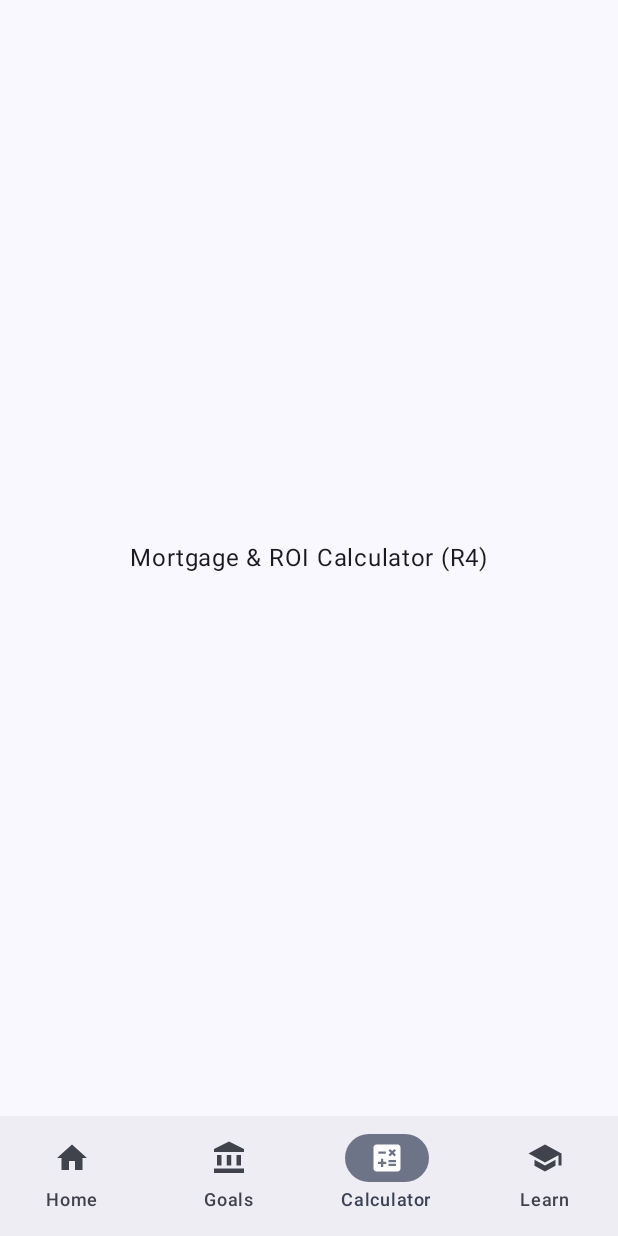
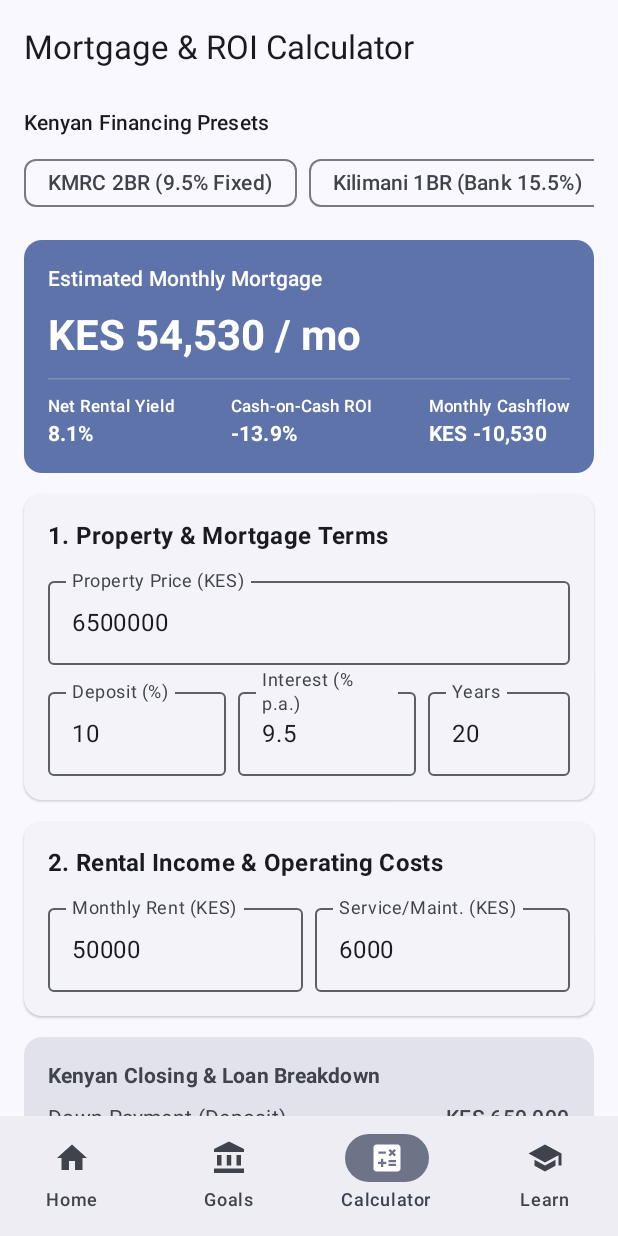
Before and after one commit to Abdulsamad-prog/FinancialLiteracyRealEstate, an Android app built with Jetpack Compose: the CalculatorScreen screen opened through its navigation route, on a phone screen of 412 x 824 dp. Run offline under Robolectric (Android 15) with nearby library versions, the phone set to English and light mode, and no system bars; our stand-ins replace Room's generated code.

Commit message:
Implement R4 Kenyan Mortgage and Rental ROI Calculator

```diff
--- /dev/null
+++ b/app/src/main/java/com/example/financialliteracyrealestate/ui/calculator/CalculatorScreen.kt
@@ -0,0 +1,273 @@
+package com.example.financialliteracyrealestate.ui.calculator
+
+import androidx.compose.foundation.horizontalScroll
+import androidx.compose.foundation.layout.*
+import androidx.compose.foundation.rememberScrollState
+import androidx.compose.foundation.text.KeyboardOptions
+import androidx.compose.foundation.verticalScroll
+import androidx.compose.material3.*
+import androidx.compose.runtime.*
+import androidx.compose.ui.Modifier
+import androidx.compose.ui.text.font.FontWeight
+import androidx.compose.ui.text.input.KeyboardType
+import androidx.compose.ui.unit.dp
+import androidx.lifecycle.viewmodel.compose.viewModel
+import java.text.NumberFormat
+import java.util.Locale
+
+@OptIn(ExperimentalMaterial3Api::class)
+@Composable
+fun CalculatorScreen(
+    viewModel: CalculatorViewModel = viewModel()
+) {
+    val uiState by viewModel.uiState.collectAsState()
+
+    Scaffold(
+        topBar = {
+            TopAppBar(
+                title = { Text("Mortgage & ROI Calculator") }
+            )
+        }
+    ) { innerPadding ->
+        Column(
+            modifier = Modifier
+                .fillMaxSize()
+                .padding(innerPadding)
+                .verticalScroll(rememberScrollState())
+                .padding(horizontal = 16.dp, vertical = 8.dp),
+            verticalArrangement = Arrangement.spacedBy(14.dp)
+        ) {
+            Column(verticalArrangement = Arrangement.spacedBy(6.dp)) {
+                Text(
+                    text = "Kenyan Financing Presets",
+                    style = MaterialTheme.typography.labelLarge
+                )
+                Row(
+                    modifier = Modifier
+                        .fillMaxWidth()
+                        .horizontalScroll(rememberScrollState()),
+                    horizontalArrangement = Arrangement.spacedBy(8.dp)
+                ) {
+                    kenyanCalculatorPresets.forEach { preset ->
+                        FilterChip(
+                            selected = false,
+                            onClick = { viewModel.applyPreset(preset) },
+                            label = { Text(preset.label) }
+                        )
+                    }
+                }
+            }
+
+            MortgageAndRoiSummaryCard(uiState = uiState)
+
+            ElevatedCard(modifier = Modifier.fillMaxWidth()) {
+                Column(
+                    modifier = Modifier.padding(16.dp),
+                    verticalArrangement = Arrangement.spacedBy(10.dp)
+                ) {
+                    Text(
+                        text = "1. Property & Mortgage Terms",
+                        style = MaterialTheme.typography.titleMedium,
+                        fontWeight = FontWeight.Bold
+                    )
+
+                    OutlinedTextField(
+                        value = uiState.propertyPriceInput,
+                        onValueChange = viewModel::onPropertyPriceChange,
+                        label = { Text("Property Price (KES)") },
+                        keyboardOptions = KeyboardOptions(keyboardType = KeyboardType.Number),
+                        singleLine = true,
+                        modifier = Modifier.fillMaxWidth()
+                    )
+
+                    Row(horizontalArrangement = Arrangement.spacedBy(8.dp)) {
+                        OutlinedTextField(
+                            value = uiState.depositPercentInput,
+                            onValueChange = viewModel::onDepositPercentChange,
+                            label = { Text("Deposit (%)") },
+                            keyboardOptions = KeyboardOptions(keyboardType = KeyboardType.Decimal),
+                            singleLine = true,
+                            modifier = Modifier.weight(1f)
+                        )
+                        OutlinedTextField(
+                            value = uiState.interestRateInput,
+                            onValueChange = viewModel::onInterestRateChange,
+                            label = { Text("Interest (% p.a.)") },
+                            keyboardOptions = KeyboardOptions(keyboardType = KeyboardType.Decimal),
+                            singleLine = true,
+                            modifier = Modifier.weight(1f)
+                        )
+                        OutlinedTextField(
+                            value = uiState.loanTermYearsInput,
+                            onValueChange = viewModel::onLoanTermYearsChange,
+                            label = { Text("Years") },
+                            keyboardOptions = KeyboardOptions(keyboardType = KeyboardType.Number),
+                            singleLine = true,
+                            modifier = Modifier.weight(0.8f)
+                        )
+                    }
+                }
+            }
+
+            ElevatedCard(modifier = Modifier.fillMaxWidth()) {
+                Column(
+                    modifier = Modifier.padding(16.dp),
+                    verticalArrangement = Arrangement.spacedBy(10.dp)
+                ) {
+                    Text(
+                        text = "2. Rental Income & Operating Costs",
+                        style = MaterialTheme.typography.titleMedium,
+                        fontWeight = FontWeight.Bold
+                    )
+
+                    Row(horizontalArrangement = Arrangement.spacedBy(8.dp)) {
+                        OutlinedTextField(
+                            value = uiState.monthlyRentInput,
+                            onValueChange = viewModel::onMonthlyRentChange,
+                            label = { Text("Monthly Rent (KES)") },
+                            keyboardOptions = KeyboardOptions(keyboardType = KeyboardType.Number),
+                            singleLine = true,
+                            modifier = Modifier.weight(1f)
+                        )
+                        OutlinedTextField(
+                            value = uiState.monthlyExpensesInput,
+                            onValueChange = viewModel::onMonthlyExpensesChange,
+                            label = { Text("Service/Maint. (KES)") },
+                            keyboardOptions = KeyboardOptions(keyboardType = KeyboardType.Number),
+                            singleLine = true,
+                            modifier = Modifier.weight(1f)
+                        )
+                    }
+                }
+            }
+
+            BreakdownCard(uiState = uiState)
+
+            Spacer(modifier = Modifier.height(16.dp))
+        }
+    }
+}
+
+@Composable
+private fun MortgageAndRoiSummaryCard(uiState: CalculatorUiState) {
+    val cashflowPositive = uiState.monthlyNetCashflowKes >= 0.0
+
+    Card(
+        modifier = Modifier.fillMaxWidth(),
+        colors = CardDefaults.cardColors(
+            containerColor = MaterialTheme.colorScheme.primaryContainer
+        )
+    ) {
+        Column(
+            modifier = Modifier.padding(16.dp),
+            verticalArrangement = Arrangement.spacedBy(10.dp)
+        ) {
+            Text(
+                text = "Estimated Monthly Mortgage",
+                style = MaterialTheme.typography.labelLarge,
+                color = MaterialTheme.colorScheme.onPrimaryContainer
+            )
+            Text(
+                text = "${formatKes(uiState.monthlyMortgageKes)} / mo",
+                style = MaterialTheme.typography.headlineMedium,
+                fontWeight = FontWeight.Bold,
+                color = MaterialTheme.colorScheme.onPrimaryContainer
+            )
+
+            HorizontalDivider(color = MaterialTheme.colorScheme.onPrimaryContainer.copy(alpha = 0.2f))
+
+            Row(
+                modifier = Modifier.fillMaxWidth(),
+                horizontalArrangement = Arrangement.SpaceBetween
+            ) {
+                MetricItem(
+                    label = "Net Rental Yield",
+                    value = formatPercent(uiState.netYieldPercent)
+                )
+                MetricItem(
+                    label = "Cash-on-Cash ROI",
+                    value = formatPercent(uiState.cashOnCashRoiPercent)
+                )
+                MetricItem(
+                    label = "Monthly Cashflow",
+                    value = (if (cashflowPositive) "+" else "") + formatKes(uiState.monthlyNetCashflowKes)
+                )
+            }
+        }
+    }
+}
+
+@Composable
+private fun MetricItem(label: String, value: String) {
+    Column {
+        Text(
+            text = label,
+            style = MaterialTheme.typography.labelSmall,
+            color = MaterialTheme.colorScheme.onPrimaryContainer
+        )
+        Text(
+            text = value,
+            style = MaterialTheme.typography.titleSmall,
+            fontWeight = FontWeight.Bold,
+            color = MaterialTheme.colorScheme.onPrimaryContainer
+        )
+    }
+}
+
+@Composable
+private fun BreakdownCard(uiState: CalculatorUiState) {
+    Card(
+        modifier = Modifier.fillMaxWidth(),
+        colors = CardDefaults.cardColors(
+            containerColor = MaterialTheme.colorScheme.surfaceVariant
+        )
+    ) {
+        Column(
+            modifier = Modifier.padding(16.dp),
+            verticalArrangement = Arrangement.spacedBy(8.dp)
+        ) {
+            Text(
+                text = "Kenyan Closing & Loan Breakdown",
+                style = MaterialTheme.typography.titleSmall,
+                fontWeight = FontWeight.Bold
+            )
+            DetailRow("Down Payment (Deposit)", formatKes(uiState.depositAmountKes))
+            DetailRow("Est. Stamp Duty (4% Urban)", formatKes(uiState.stampDutyKes))
+            DetailRow("Total Upfront Cash Needed", formatKes(uiState.totalUpfrontCashKes), bold = true)
+            HorizontalDivider()
+            DetailRow("Mortgage Principal", formatKes(uiState.loanPrincipalKes))
+            DetailRow("Total Interest Over Term", formatKes(uiState.totalInterestKes))
+            DetailRow("Gross Rental Yield", formatPercent(uiState.grossYieldPercent))
+        }
+    }
+}
+
+@Composable
+private fun DetailRow(label: String, value: String, bold: Boolean = false) {
+    Row(
+        modifier = Modifier.fillMaxWidth(),
+        horizontalArrangement = Arrangement.SpaceBetween
+    ) {
+        Text(
+            text = label,
+            style = MaterialTheme.typography.bodyMedium,
+            fontWeight = if (bold) FontWeight.SemiBold else FontWeight.Normal
+        )
+        Text(
+            text = value,
+            style = MaterialTheme.typography.bodyMedium,
+            fontWeight = if (bold) FontWeight.Bold else FontWeight.Medium
+        )
+    }
+}
+
+private fun formatKes(amount: Double): String {
+    val formatter = NumberFormat.getNumberInstance(Locale.US).apply {
+        maximumFractionDigits = 0
+    }
+    return "KES ${formatter.format(amount)}"
+}
+
+private fun formatPercent(value: Double): String {
+    return String.format(Locale.US, "%.1f%%", value)
+}
--- /dev/null
+++ b/app/src/main/java/com/example/financialliteracyrealestate/ui/calculator/CalculatorViewModel.kt
@@ -0,0 +1,152 @@
+package com.example.financialliteracyrealestate.ui.calculator
+
+import androidx.lifecycle.ViewModel
+import kotlinx.coroutines.flow.MutableStateFlow
+import kotlinx.coroutines.flow.StateFlow
+import kotlinx.coroutines.flow.asStateFlow
+import kotlinx.coroutines.flow.update
+import kotlin.math.pow
+
+data class CalculatorPreset(
+    val label: String,
+    val propertyPrice: String,
+    val depositPercent: String,
+    val interestRate: String,
+    val loanTermYears: String,
+    val monthlyRent: String,
+    val monthlyExpenses: String
+)
+
+val kenyanCalculatorPresets = listOf(
+    CalculatorPreset(
+        label = "KMRC 2BR (9.5% Fixed)",
+        propertyPrice = "6500000",
+        depositPercent = "10",
+        interestRate = "9.5",
+        loanTermYears = "20",
+        monthlyRent = "50000",
+        monthlyExpenses = "6000"
+    ),
+    CalculatorPreset(
+        label = "Kilimani 1BR (Bank 15.5%)",
+        propertyPrice = "8500000",
+        depositPercent = "20",
+        interestRate = "15.5",
+        loanTermYears = "15",
+        monthlyRent = "75000",
+        monthlyExpenses = "10000"
+    ),
+    CalculatorPreset(
+        label = "Ruiru Rental Unit",
+        propertyPrice = "4200000",
+        depositPercent = "25",
+        interestRate = "14.0",
+        loanTermYears = "15",
+        monthlyRent = "38000",
+        monthlyExpenses = "4000"
+    )
+)
+
+data class CalculatorUiState(
+    val propertyPriceInput: String = "6500000",
+    val depositPercentInput: String = "10",
+    val interestRateInput: String = "9.5",
+    val loanTermYearsInput: String = "20",
+    val monthlyRentInput: String = "50000",
+    val monthlyExpensesInput: String = "6000",
+    val depositAmountKes: Double = 650000.0,
+    val stampDutyKes: Double = 260000.0,
+    val totalUpfrontCashKes: Double = 910000.0,
+    val loanPrincipalKes: Double = 5850000.0,
+    val monthlyMortgageKes: Double = 54529.0,
+    val totalInterestKes: Double = 7236960.0,
+    val grossYieldPercent: Double = 9.23,
+    val netYieldPercent: Double = 8.12,
+    val monthlyNetCashflowKes: Double = -10529.0,
+    val cashOnCashRoiPercent: Double = -13.88
+)
+
+class CalculatorViewModel : ViewModel() {
+
+    private val _uiState = MutableStateFlow(recalculate(CalculatorUiState()))
+    val uiState: StateFlow<CalculatorUiState> = _uiState.asStateFlow()
+
+    fun onPropertyPriceChange(value: String) = updateInputs { it.copy(propertyPriceInput = value) }
+    fun onDepositPercentChange(value: String) = updateInputs { it.copy(depositPercentInput = value) }
+    fun onInterestRateChange(value: String) = updateInputs { it.copy(interestRateInput = value) }
+    fun onLoanTermYearsChange(value: String) = updateInputs { it.copy(loanTermYearsInput = value) }
+    fun onMonthlyRentChange(value: String) = updateInputs { it.copy(monthlyRentInput = value) }
+    fun onMonthlyExpensesChange(value: String) = updateInputs { it.copy(monthlyExpensesInput = value) }
+
+    fun applyPreset(preset: CalculatorPreset) {
+        updateInputs {
+            it.copy(
+                propertyPriceInput = preset.propertyPrice,
+                depositPercentInput = preset.depositPercent,
+                interestRateInput = preset.interestRate,
+                loanTermYearsInput = preset.loanTermYears,
+                monthlyRentInput = preset.monthlyRent,
+                monthlyExpensesInput = preset.monthlyExpenses
+            )
+        }
+    }
+
+    private fun updateInputs(transform: (CalculatorUiState) -> CalculatorUiState) {
+        _uiState.update { current -> recalculate(transform(current)) }
+    }
+
+    private fun recalculate(state: CalculatorUiState): CalculatorUiState {
+        val price = (state.propertyPriceInput.toDoubleOrNull() ?: 0.0).coerceAtLeast(0.0)
+        val depositPct = (state.depositPercentInput.toDoubleOrNull() ?: 0.0).coerceIn(0.0, 100.0)
+        val annualRate = (state.interestRateInput.toDoubleOrNull() ?: 0.0).coerceAtLeast(0.0)
+        val termYears = (state.loanTermYearsInput.toIntOrNull() ?: 0).coerceIn(0, 40)
+        val monthlyRent = (state.monthlyRentInput.toDoubleOrNull() ?: 0.0).coerceAtLeast(0.0)
+        val monthlyExpenses = (state.monthlyExpensesInput.toDoubleOrNull() ?: 0.0).coerceAtLeast(0.0)
+
+        val depositAmount = price * (depositPct / 100.0)
+        val stampDuty = price * 0.04 // Standard 4% Kenyan urban stamp duty
+        val totalUpfrontCash = depositAmount + stampDuty
+        val principal = (price - depositAmount).coerceAtLeast(0.0)
+
+        val totalMonths = termYears * 12
+        val monthlyRate = (annualRate / 100.0) / 12.0
+
+        val monthlyMortgage = when {
+            principal <= 0.0 || totalMonths <= 0 -> 0.0
+            monthlyRate <= 0.0 -> principal / totalMonths
+            else -> {
+                val factor = (1.0 + monthlyRate).pow(totalMonths)
+                principal * (monthlyRate * factor) / (factor - 1.0)
+            }
+        }
+
+        val totalRepayment = monthlyMortgage * totalMonths
+        val totalInterest = (totalRepayment - principal).coerceAtLeast(0.0)
+
+        val annualGrossRent = monthlyRent * 12.0
+        val annualNetRent = ((monthlyRent - monthlyExpenses) * 12.0).coerceAtLeast(0.0)
+
+        val grossYield = if (price > 0.0) (annualGrossRent / price) * 100.0 else 0.0
+        val netYield = if (price > 0.0) (annualNetRent / price) * 100.0 else 0.0
+
+        val monthlyNetCashflow = monthlyRent - monthlyExpenses - monthlyMortgage
+        val cashOnCashRoi = if (totalUpfrontCash > 0.0) {
+            ((monthlyNetCashflow * 12.0) / totalUpfrontCash) * 100.0
+        } else {
+            0.0
+        }
+
+        return state.copy(
+            depositAmountKes = depositAmount,
+            stampDutyKes = stampDuty,
+            totalUpfrontCashKes = totalUpfrontCash,
+            loanPrincipalKes = principal,
+            monthlyMortgageKes = monthlyMortgage,
+            totalInterestKes = totalInterest,
+            grossYieldPercent = grossYield,
+            netYieldPercent = netYield,
+            monthlyNetCashflowKes = monthlyNetCashflow,
+            cashOnCashRoiPercent = cashOnCashRoi
+        )
+    }
+}
--- a/app/src/main/java/com/example/financialliteracyrealestate/ui/navigation/AppNavigation.kt
+++ b/app/src/main/java/com/example/financialliteracyrealestate/ui/navigation/AppNavigation.kt
@@ -23,6 +23,7 @@ import androidx.navigation.compose.NavHost
 import androidx.navigation.compose.composable
 import androidx.navigation.compose.currentBackStackEntryAsState
 import androidx.navigation.compose.rememberNavController
+import com.example.financialliteracyrealestate.ui.calculator.CalculatorScreen
 import com.example.financialliteracyrealestate.ui.dashboard.DashboardScreen
 import com.example.financialliteracyrealestate.ui.savings.SavingsGoalsScreen
 
@@ -90,7 +91,7 @@ fun AppNavigation() {
                 )
             }
             composable(Screen.Calculator.route) {
-                PlaceholderScreen("Mortgage & ROI Calculator (R4)")
+                CalculatorScreen()
             }
             composable(Screen.Learn.route) {
                 PlaceholderScreen("Financial Literacy Hub (R5)")
```
